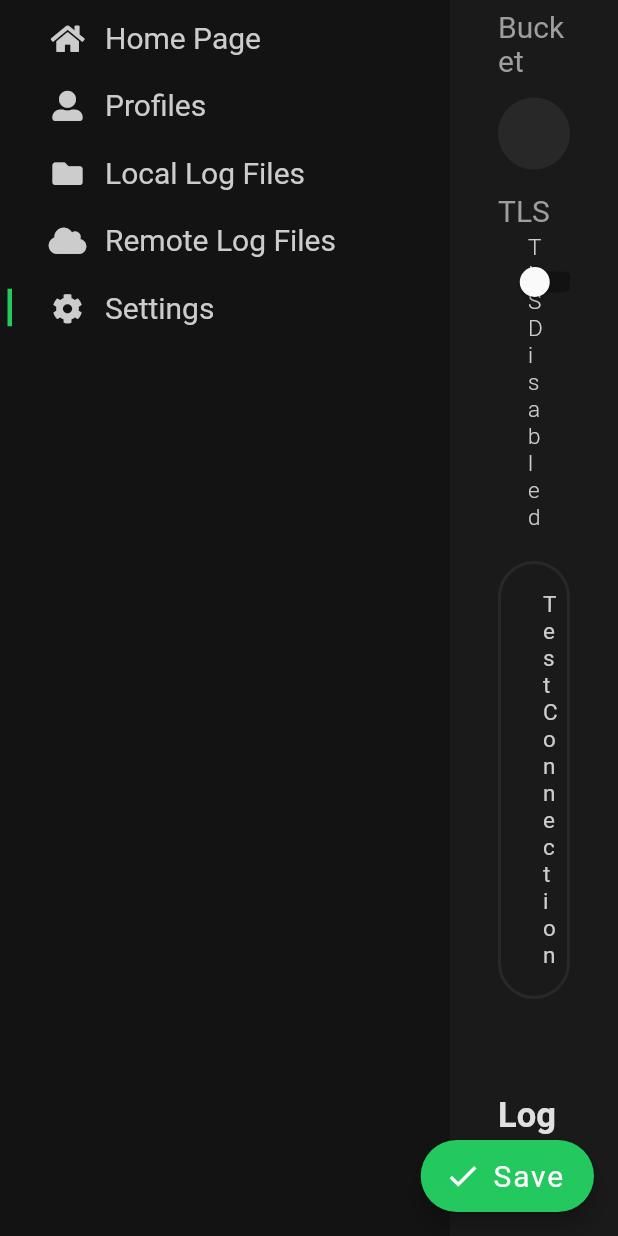
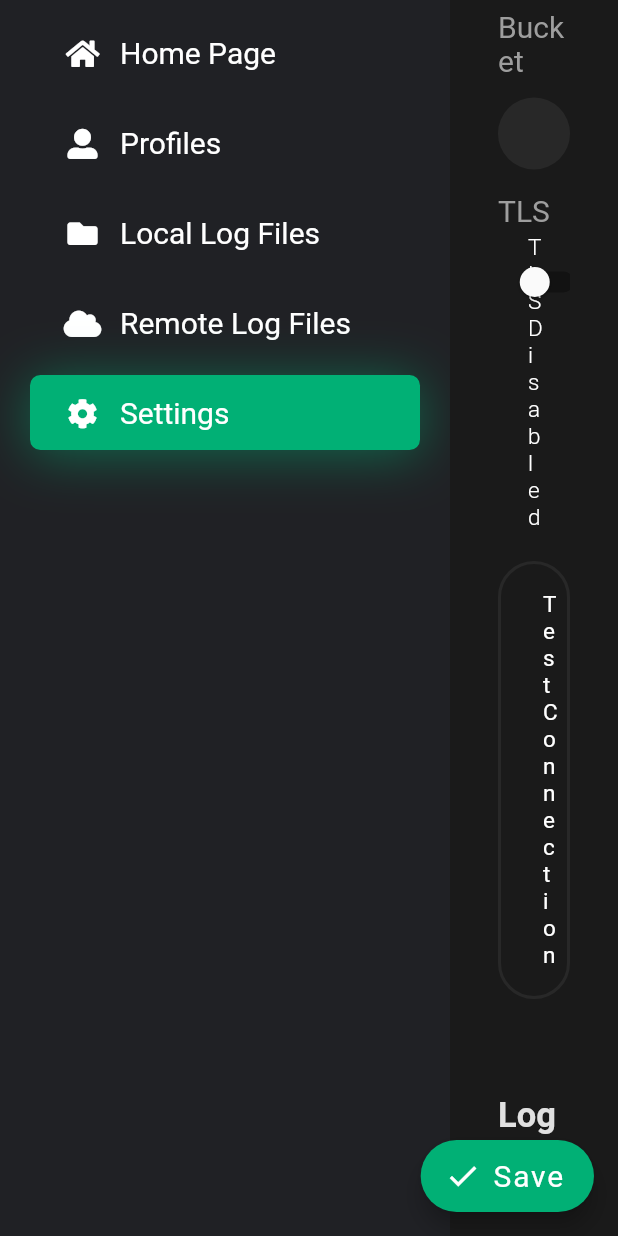
Before and after one commit to emotionrennteam/log-storage-client, a Flutter app: the SettingsPage screen opened directly, scrolled down 1152 dp, on a phone screen of 412 x 824 dp. Run offline on Flutter 3.47's test engine with Material 2 defaults, Android fonts, the light colour scheme and no system bars; our stand-ins replace file_picker, font_awesome_flutter, tuple; missing offline and left inert: cross_local_storage, draggable_scrollbar, minio.

Commit message:
apply new color scheme

```diff
--- a/lib/utils/constants.dart
+++ b/lib/utils/constants.dart
@@ -1,8 +1,9 @@
 library constants;
 
 import 'dart:ui';
+import 'package:flutter/material.dart';
 
-const Color TEXT_COLOR = Color.fromRGBO(204, 204, 204, 1);
+const Color TEXT_COLOR = Colors.white;
 
 /// Name of the file which triggers an auto upload of all log files.
 const String AUTO_UPLOAD_TRIGGER_FILE = '_SUCCESS';
--- a/lib/widgets/app_drawer.dart
+++ b/lib/widgets/app_drawer.dart
@@ -45,15 +45,32 @@ class AppDrawer extends StatelessWidget {
       appDrawerItems.add(
         Padding(
           padding: EdgeInsets.only(
-            left: 5,
-            top: 5,
+            left: 20,
+            right: 20,
+            top: 10,
           ),
           child: Container(
-            height: 40,
+            height: 50,
+            decoration: BoxDecoration(
+              borderRadius: BorderRadius.circular(7),
+              boxShadow: [
+                BoxShadow(
+                  color: this.activeListItemIndex == index
+                      ? Theme.of(context).accentColor.withOpacity(0.5)
+                      : Colors.transparent,
+                  blurRadius: 30,
+                  spreadRadius: 0,
+                  offset: Offset(0, 3),
+                ),
+              ],
+            ),
             child: Material(
-              color: Colors.transparent,
+              borderRadius: BorderRadius.circular(7),
+              color: this.activeListItemIndex == index
+                  ? Theme.of(context).accentColor
+                  : Colors.transparent,
               child: InkWell(
-                splashColor: Theme.of(context).primaryColor,
+                splashColor: Theme.of(context).accentColor,
                 highlightColor: Colors.transparent,
                 onTap: () {
                   Navigator.of(context).pushReplacement(
@@ -66,20 +83,6 @@ class AppDrawer extends StatelessWidget {
                 },
                 child: Row(
                   children: [
-                    Container(
-                      width: 5.0,
-                      height: 25,
-                      decoration: BoxDecoration(
-                        border: Border(
-                          left: BorderSide(
-                            color: this.activeListItemIndex == index
-                                ? Theme.of(context).accentColor
-                                : Colors.transparent,
-                            width: 3.0,
-                          ),
-                        ),
-                      ),
-                    ),
                     SizedBox(
                       width: 20,
                     ),
@@ -116,13 +119,7 @@ class AppDrawer extends StatelessWidget {
   Widget build(BuildContext context) {
     return Container(
       width: 300,
-      decoration: BoxDecoration(
-        border: Border(
-          right: BorderSide(
-            color: Colors.transparent,
-          ),
-        ),
-      ),
+      color: Theme.of(context).primaryColor,
       child: ListView(
         children: _buildAppDrawerItems(context),
       ),
```
Also changed, not shown: lib/main.dart (+3 -5 lines), lib/pages/home_page.dart (+19 -21 lines), color-palette.png (added), 2 other files.
